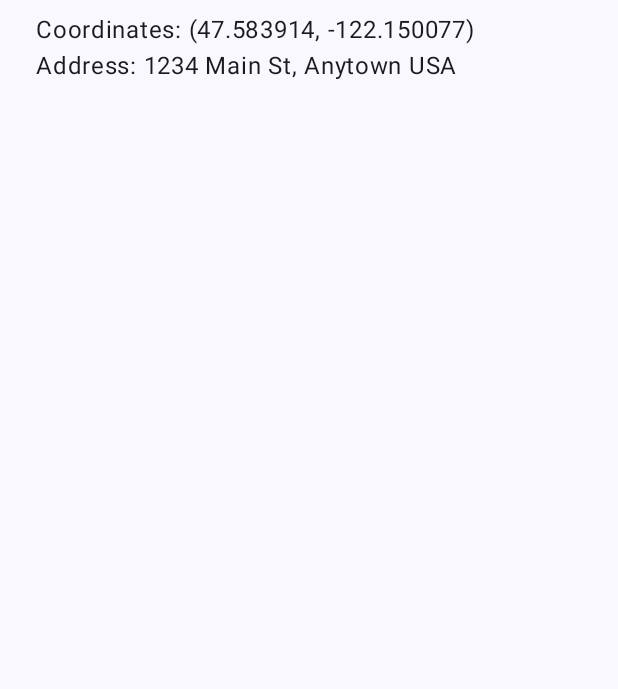
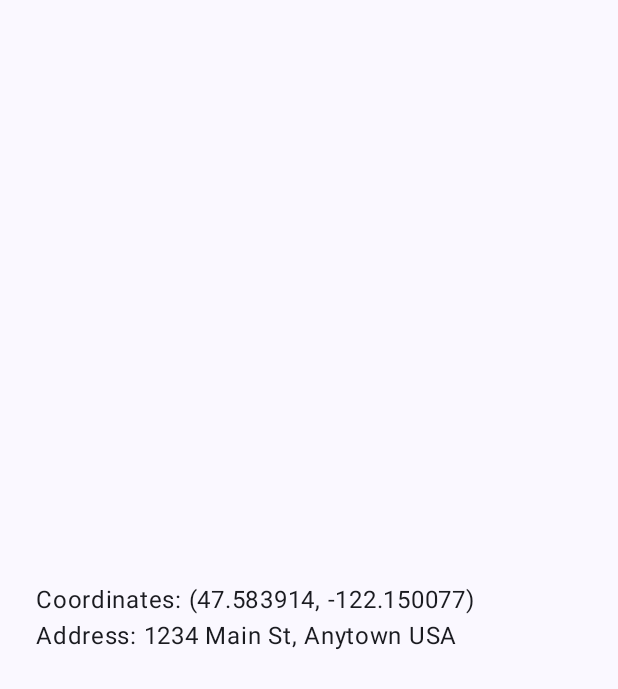
Before and after one commit to TheAndrewNguyen/QuickSOS, an Android app built with Jetpack Compose: the composable LocationInfo shown on its own in the app's theme, on a phone screen of 412 x 824 dp. Shown: the top 689 px of the screen. Run offline under Robolectric (Android 15) with nearby library versions, the phone set to English and light mode, and no system bars; 2 statements that could not run were skipped.

```diff
--- a/app/src/main/java/com/example/quicksos/MainActivity.kt
+++ b/app/src/main/java/com/example/quicksos/MainActivity.kt
@@ -6,7 +6,7 @@ import androidx.activity.ComponentActivity
 import androidx.activity.compose.setContent
 import androidx.compose.foundation.layout.fillMaxSize
 import androidx.compose.ui.Modifier
-import com.example.quicksos.navigation.AppNavigation
+import com.example.quicksos.ui.navigation.AppNavigation
 import com.example.quicksos.ui.theme.QuickSOSTheme
 import org.osmdroid.config.Configuration
 
--- a/app/src/main/java/com/example/quicksos/navigation/AppNavigation.kt
+++ b/app/src/main/java/com/example/quicksos/ui/navigation/AppNavigation.kt
@@ -1,4 +1,4 @@
-package com.example.quicksos.navigation
+package com.example.quicksos.ui.navigation
 
 import androidx.compose.foundation.layout.Box
 import androidx.compose.runtime.Composable
--- a/app/src/main/java/com/example/quicksos/navigation/NavigationViewModel.kt
+++ b/app/src/main/java/com/example/quicksos/ui/navigation/NavigationViewModel.kt
@@ -1,4 +1,4 @@
-package com.example.quicksos.navigation
+package com.example.quicksos.ui.navigation
 
 
 import android.util.Log
--- a/app/src/main/java/com/example/quicksos/navigation/Screen.kt
+++ b/app/src/main/java/com/example/quicksos/ui/navigation/Screen.kt
@@ -1,4 +1,4 @@
-package com.example.quicksos.navigation
+package com.example.quicksos.ui.navigation
 
 sealed class Screen(val route: String) {
     object Home : Screen("home")
--- a/app/src/main/java/com/example/quicksos/ui/screens/emergencyContacts/EmergencyContactsScreen.kt
+++ b/app/src/main/java/com/example/quicksos/ui/screens/emergencyContacts/EmergencyContactsScreen.kt
@@ -7,7 +7,7 @@ import androidx.compose.ui.tooling.preview.Preview
 import androidx.lifecycle.viewmodel.compose.viewModel
 import androidx.navigation.NavHostController
 import androidx.navigation.compose.rememberNavController
-import com.example.quicksos.navigation.NavigationViewModel
+import com.example.quicksos.ui.navigation.NavigationViewModel
 import com.example.quicksos.ui.screens.emergencyContacts.components.SearchBar
 import com.example.quicksos.ui.shared.layouts.components.CustomFloatingActionButton
 import com.example.quicksos.ui.shared.layouts.components.NavBar
--- a/app/src/main/java/com/example/quicksos/ui/screens/home/SOSHomeScreen.kt
+++ b/app/src/main/java/com/example/quicksos/ui/screens/home/SOSHomeScreen.kt
@@ -8,7 +8,7 @@ import androidx.compose.ui.tooling.preview.Preview
 import androidx.lifecycle.viewmodel.compose.viewModel
 import androidx.navigation.NavController
 import androidx.navigation.compose.rememberNavController
-import com.example.quicksos.navigation.NavigationViewModel
+import com.example.quicksos.ui.navigation.NavigationViewModel
 import com.example.quicksos.ui.screens.home.components.ActionButtonColumn
 import com.example.quicksos.ui.shared.layouts.components.CustomTopAppBar
 import com.example.quicksos.ui.shared.layouts.components.NavBar
--- a/app/src/main/java/com/example/quicksos/ui/screens/location/LocationScreen.kt
+++ b/app/src/main/java/com/example/quicksos/ui/screens/location/LocationScreen.kt
@@ -6,7 +6,7 @@ import androidx.compose.ui.platform.LocalContext
 import androidx.compose.ui.tooling.preview.Preview
 import androidx.lifecycle.viewmodel.compose.viewModel
 import androidx.navigation.NavController
-import com.example.quicksos.navigation.NavigationViewModel
+import com.example.quicksos.ui.navigation.NavigationViewModel
 import com.example.quicksos.ui.screens.location.components.LocationScreenContent
 import com.example.quicksos.ui.shared.layouts.TitleContentNavScaffold
 import com.example.quicksos.ui.shared.layouts.components.CustomTopAppBar
--- a/app/src/main/java/com/example/quicksos/ui/screens/location/components/Content.kt
+++ b/app/src/main/java/com/example/quicksos/ui/screens/location/components/Content.kt
@@ -1,6 +1,7 @@
 package com.example.quicksos.ui.screens.location.components
 
 import MapCompose
+import androidx.compose.foundation.layout.Arrangement
 import androidx.compose.foundation.layout.Column
 import androidx.compose.foundation.layout.fillMaxSize
 import androidx.compose.foundation.layout.fillMaxWidth
@@ -16,7 +17,7 @@ import androidx.compose.ui.platform.LocalConfiguration
 import androidx.compose.ui.unit.dp
 import androidx.compose.ui.unit.sp
 import androidx.navigation.NavController
-import com.example.quicksos.navigation.NavigationViewModel
+import com.example.quicksos.ui.navigation.NavigationViewModel
 
 @Composable
 fun InformationText(modifier: Modifier = Modifier, text: String) {
@@ -44,6 +45,7 @@ fun InformationText(modifier: Modifier = Modifier, text: String) {
 fun LocationInfo(modifier: Modifier = Modifier) {
     Column(
         horizontalAlignment = Alignment.CenterHorizontally,
+        verticalArrangement = Arrangement.Center,
         modifier = modifier
             .fillMaxSize()
             .padding(8.dp)
--- a/app/src/main/java/com/example/quicksos/ui/shared/layouts/components/NavigationBar.kt
+++ b/app/src/main/java/com/example/quicksos/ui/shared/layouts/components/NavigationBar.kt
@@ -21,7 +21,7 @@ import androidx.compose.ui.text.style.TextAlign
 import androidx.compose.ui.tooling.preview.Preview
 import androidx.lifecycle.viewmodel.compose.viewModel
 import androidx.navigation.NavController
-import com.example.quicksos.navigation.NavigationViewModel
+import com.example.quicksos.ui.navigation.NavigationViewModel
 import com.example.quicksos.ui.theme.QuickSOSTheme
 
 //items for NavBar
```
Also changed, not shown: app/build.gradle.kts (+4 -3 lines).
